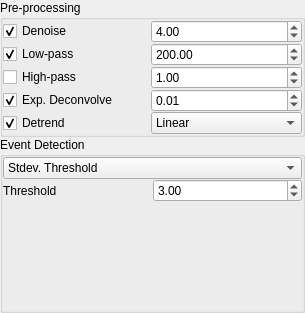
This is lib/analysis/EventDetectionCtrlTemplate.ui in acq4/acq4 as Qt 5 draws it before an edit. The edited form follows.
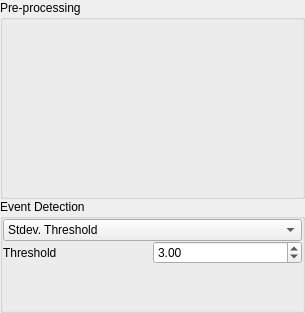
This is the edited form. Custom widgets are drawn as their Qt base class.

Commit message: Integrated FilterList into eventFinder

```diff
--- a/lib/analysis/EventDetectionCtrlTemplate.ui
+++ b/lib/analysis/EventDetectionCtrlTemplate.ui
@@ -22,6 +22,12 @@
    </property>
    <item>
     <widget class="QGroupBox" name="groupBox_2">
+     <property name="sizePolicy">
+      <sizepolicy hsizetype="Preferred" vsizetype="Preferred">
+       <horstretch>0</horstretch>
+       <verstretch>100</verstretch>
+      </sizepolicy>
+     </property>
      <property name="toolTip">
       <string>Pre-processing options. Used for processing data before any event detection takes place. Processing is performed in the order listed.</string>
      </property>
@@ -35,137 +41,20 @@
       <property name="spacing">
        <number>0</number>
       </property>
-      <item row="1" column="0">
-       <widget class="QCheckBox" name="lowPassCheck">
-        <property name="toolTip">
-         <string>Low-pass data using a bessel filter.
-This is particularly helpful when used with exponential deconvolution.</string>
-        </property>
-        <property name="text">
-         <string>Low-pass</string>
-        </property>
-        <property name="checked">
-         <bool>true</bool>
-        </property>
-       </widget>
-      </item>
-      <item row="1" column="1">
-       <widget class="SpinBox" name="lowPassSpin">
-        <property name="maximum">
-         <double>10000.000000000000000</double>
-        </property>
-        <property name="value">
-         <double>200.000000000000000</double>
-        </property>
-       </widget>
-      </item>
-      <item row="2" column="0">
-       <widget class="QCheckBox" name="highPassCheck">
-        <property name="toolTip">
-         <string>High-pass data using a bessel filter</string>
-        </property>
-        <property name="text">
-         <string>High-pass</string>
-        </property>
-       </widget>
-      </item>
-      <item row="3" column="0">
-       <widget class="QCheckBox" name="expDeconvolveCheck">
-        <property name="toolTip">
-         <string>Use exponential deconvolution to separate events with slow exponential decays.</string>
-        </property>
-        <property name="text">
-         <string>Exp. Deconvolve</string>
-        </property>
-        <property name="checked">
-         <bool>true</bool>
-        </property>
-       </widget>
-      </item>
-      <item row="2" column="1">
-       <widget class="SpinBox" name="highPassSpin">
-        <property name="value">
-         <double>1.000000000000000</double>
-        </property>
-       </widget>
-      </item>
-      <item row="3" column="1">
-       <widget class="SpinBox" name="expDeconvolveSpin">
-        <property name="value">
-         <double>0.010000000000000</double>
-        </property>
-       </widget>
-      </item>
-      <item row="4" column="0">
-       <widget class="QCheckBox" name="detrendCheck">
-        <property name="toolTip">
-         <string>Remove trends in the data (various methods available)</string>
-        </property>
-        <property name="text">
-         <string>Detrend</string>
-        </property>
-        <property name="checked">
-         <bool>true</bool>
-        </property>
-       </widget>
-      </item>
-      <item row="4" column="1">
-       <widget class="QComboBox" name="detrendMethodCombo">
-        <property name="currentIndex">
-         <number>2</number>
-        </property>
-        <item>
-         <property name="text">
-          <string>Scalar</string>
-         </property>
-        </item>
-        <item>
-         <property name="text">
-          <string>Histogram Consensus</string>
-         </property>
-        </item>
-        <item>
-         <property name="text">
-          <string>Linear</string>
-         </property>
-        </item>
-        <item>
-         <property name="text">
-          <string>Exponential</string>
-         </property>
-        </item>
-        <item>
-         <property name="text">
-          <string>Adaptive</string>
-         </property>
-        </item>
-       </widget>
-      </item>
       <item row="0" column="0">
-       <widget class="QCheckBox" name="denoiseCheck">
-        <property name="toolTip">
-         <string>Remove very sharp spikes from data</string>
-        </property>
-        <property name="text">
-         <string>Denoise</string>
-        </property>
-        <property name="checked">
-         <bool>true</bool>
-        </property>
-       </widget>
-      </item>
-      <item row="0" column="1">
-       <widget class="QDoubleSpinBox" name="denoiseSpin">
-        <property name="value">
-         <double>4.000000000000000</double>
-        </property>
-       </widget>
+       <widget class="FilterList" name="preFilterList" native="true"/>
       </item>
      </layout>
     </widget>
    </item>
    <item>
     <widget class="QGroupBox" name="groupBox">
+     <property name="sizePolicy">
+      <sizepolicy hsizetype="Preferred" vsizetype="Preferred">
+       <horstretch>0</horstretch>
+       <verstretch>1</verstretch>
+      </sizepolicy>
+     </property>
      <property name="title">
       <string>Event Detection</string>
      </property>
@@ -230,7 +119,7 @@
             <property name="sizeHint" stdset="0">
              <size>
               <width>20</width>
-              <height>69</height>
+              <height>40</height>
              </size>
             </property>
            </spacer>
@@ -367,6 +256,12 @@
    <extends>QDoubleSpinBox</extends>
    <header>lib.util.SpinBox</header>
   </customwidget>
+  <customwidget>
+   <class>FilterList</class>
+   <extends>QWidget</extends>
+   <header>FilterList</header>
+   <container>1</container>
+  </customwidget>
  </customwidgets>
  <resources/>
  <connections/>
```
The commit also changes 5 other files.
